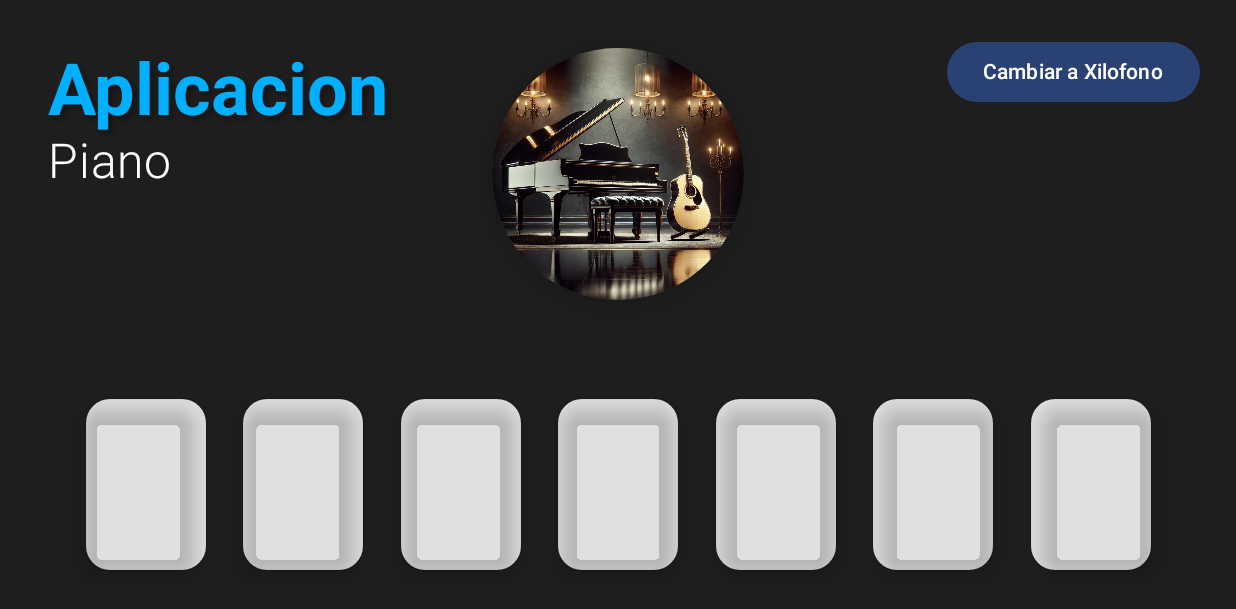
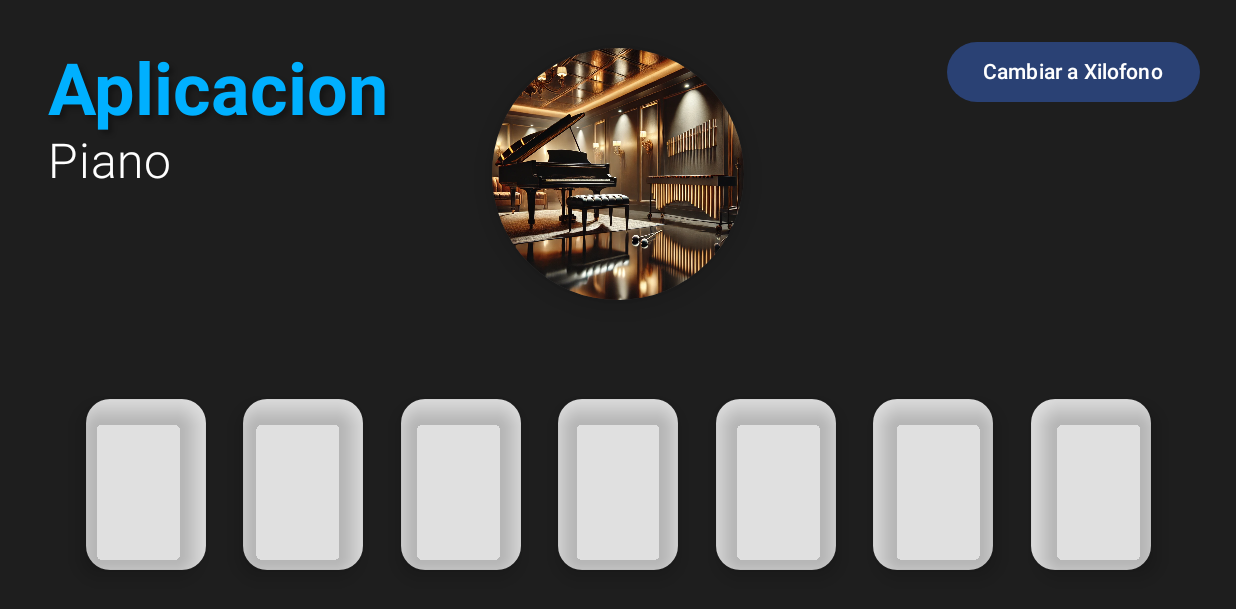
Before and after one commit to xAlex025/Piano-Xilofono, an Android app built with Jetpack Compose: the screen it shows after launch (MainActivity), on a phone screen of 824 x 412 dp (held sideways). Shown: the top 609 px of the screen. Run offline under Robolectric (Android 15) with nearby library versions, the phone set to English and light mode, and no system bars.

Commit message:
app_v6.1

```diff
--- a/app/src/main/java/com/example/piano/MainActivity.kt
+++ b/app/src/main/java/com/example/piano/MainActivity.kt
@@ -118,7 +118,7 @@ fun piano2() {
                 .align(Alignment.TopCenter)
         ) {
             Image(
-                painter = painterResource(id = R.drawable.img1),
+                painter = painterResource(id = R.drawable.img2),
                 contentDescription = "Logo",
                 contentScale = ContentScale.Crop,
                 modifier = Modifier.size(180.dp)
```
Also changed, not shown: app/src/main/res/drawable/img1.webp (deleted), app/src/main/res/drawable/img2.webp (added).
